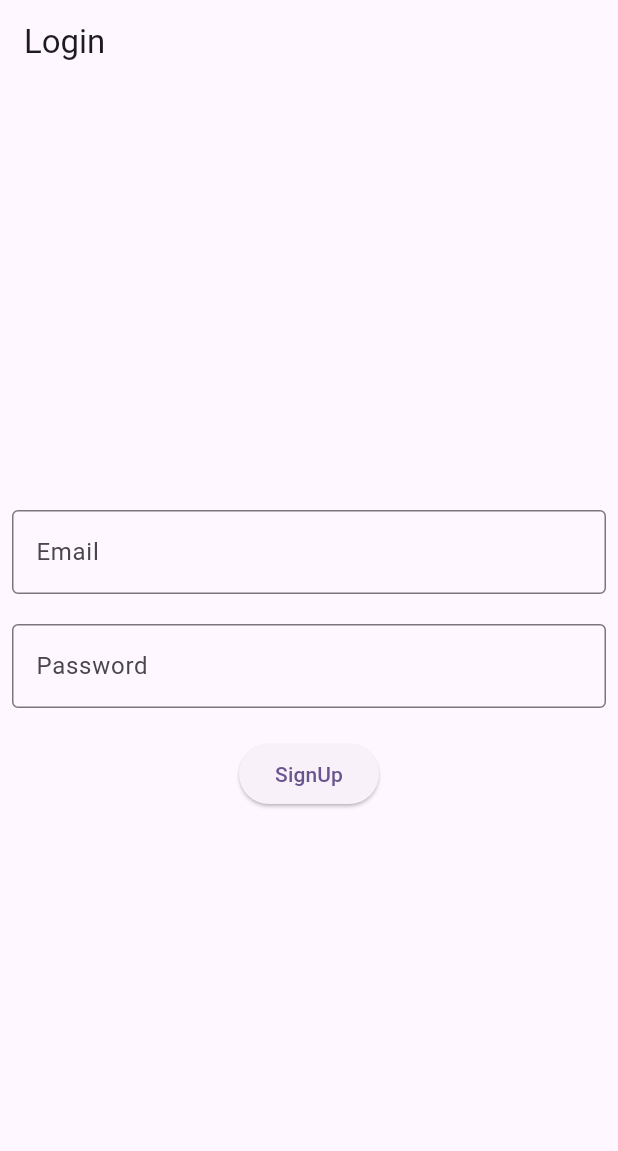
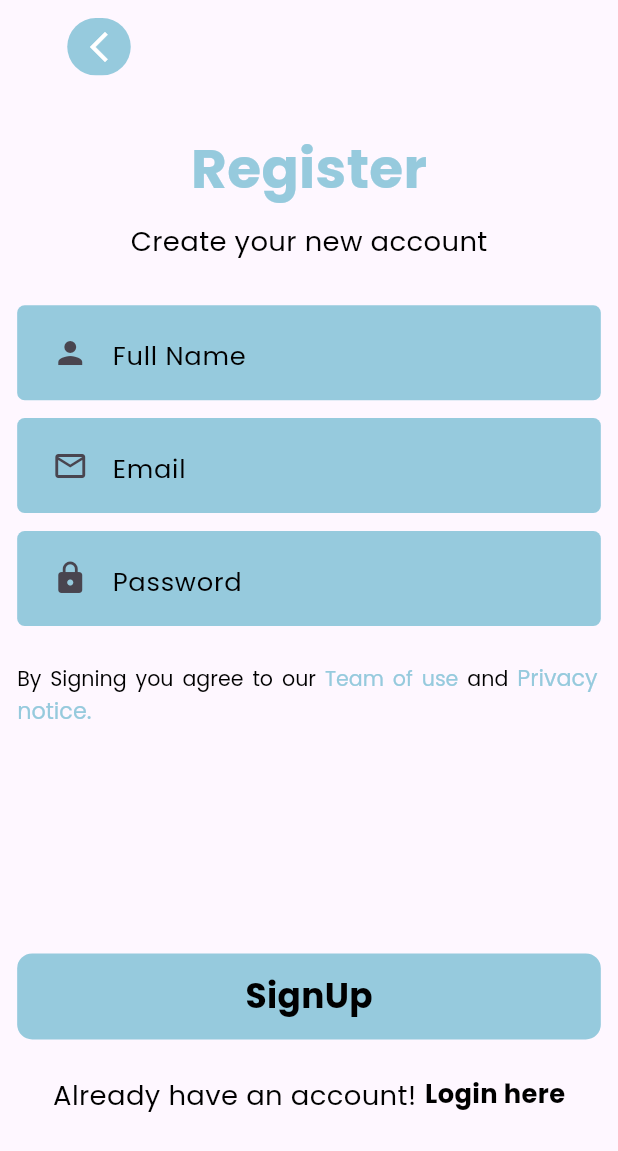
Before and after one commit to sadiqawan/SkinGuard, a Flutter app: the SignupScreen screen opened directly, on a phone screen of 412 x 824 dp. Shown: the top 1151 px of the screen. Run offline on Flutter 3.47's test engine with Material 3 defaults, Android fonts, the phone set to English and light mode, and no system bars; our stand-ins replace cloud_firestore, firebase_auth, firebase_core, flutter_screenutil, get, google_fonts and 1 more; accounts and stored records are empty; network calls fail.

Commit message:
update
auth done

```diff
--- /dev/null
+++ b/lib/componants/custom_back_button.dart
@@ -0,0 +1,32 @@
+import 'package:flutter/material.dart';
+import 'package:flutter_screenutil/flutter_screenutil.dart';
+import 'package:get/get.dart';
+import 'package:test_firebase/constants/const_colors.dart';
+
+class CustomBackButton extends StatelessWidget {
+  const CustomBackButton({
+    super.key,
+  });
+
+  @override
+  Widget build(BuildContext context) {
+    return Container(
+      margin: const EdgeInsets.all(12),
+      height: 32.h,
+      width: 37.w,
+      decoration: BoxDecoration(
+        color: kPriemryColor,
+        borderRadius: BorderRadius.circular(20),
+      ),
+      child: InkWell(
+        onTap: () {
+          Get.back();
+        },
+        child: Icon(
+          Icons.arrow_back_ios_new_outlined,
+          color: kWhit,
+        ),
+      ),
+    );
+  }
+}
--- /dev/null
+++ b/lib/componants/custom_button.dart
@@ -0,0 +1,41 @@
+import 'package:flutter/material.dart';
+import 'package:flutter_screenutil/flutter_screenutil.dart';
+import 'package:test_firebase/constants/const_colors.dart';
+import 'package:test_firebase/constants/const_text_style.dart';
+
+
+class CustomButton extends StatelessWidget {
+  final String title;
+  final double? height;
+  final double? width;
+  final VoidCallback onTap;
+  final Color? color;
+
+  const CustomButton(
+      {super.key,
+      required this.title,
+      this.width,
+      this.height,
+      required this.onTap,
+      this.color});
+
+  @override
+  Widget build(BuildContext context) {
+    return InkWell(
+      onTap: onTap,
+      child: Container(
+        height: height ?? 48.h,
+        width: width ?? double.infinity,
+        decoration: BoxDecoration(
+          color: color ?? kPriemryColor,
+          borderRadius: BorderRadius.circular(10),
+        ),
+        child: Center(
+            child: Text(
+          title,
+          style: kSubTitle2B
+        )),
+      ),
+    );
+  }
+}
--- /dev/null
+++ b/lib/componants/custom_text_feild.dart
@@ -0,0 +1,51 @@
+import 'package:flutter/material.dart';
+import 'package:get/get.dart';
+import 'package:google_fonts/google_fonts.dart';
+import 'package:flutter_screenutil/flutter_screenutil.dart';
+import 'package:test_firebase/constants/const_colors.dart';
+
+class CustomTextFeild extends StatelessWidget {
+  final String hint;
+  final IconData icon;
+  final TextEditingController controller;
+  final TextInputType? keyBordType;
+  final bool? obscureText;
+
+  const CustomTextFeild({
+    required this.hint,
+    required this.controller,
+    required this.icon,
+    super.key,
+    this.keyBordType,
+    this.obscureText,
+  });
+
+  @override
+  Widget build(BuildContext context) {
+    return Container(
+      width: Get.width,
+      height: 53.h,
+      alignment: Alignment.center,
+      padding: EdgeInsets.all(10.sp),
+      decoration: BoxDecoration(
+        color: kPriemryColor,
+        borderRadius: BorderRadius.circular(5),
+      ),
+      child: TextField(
+        obscureText: obscureText ?? false,
+        keyboardType: keyBordType,
+        controller: controller,
+        textAlign: TextAlign.start,
+        decoration: InputDecoration(
+          border: InputBorder.none,
+          hintText: hint,
+          prefixIcon: Icon(icon),
+          hintStyle: GoogleFonts.poppins(
+            fontSize: 15.sp,
+            color: Colors.black,
+          ),
+        ),
+      ),
+    );
+  }
+}
--- /dev/null
+++ b/lib/constants/const_colors.dart
@@ -0,0 +1,6 @@
+ import 'dart:ui';
+
+import 'package:flutter/material.dart';
+
+var kPriemryColor = const Color.fromRGBO(150, 202, 221,1);
+var kWhit =  Colors.white;
--- /dev/null
+++ b/lib/constants/const_text_style.dart
@@ -0,0 +1,30 @@
+import 'package:flutter/material.dart';
+import 'package:flutter_screenutil/flutter_screenutil.dart';
+import 'package:google_fonts/google_fonts.dart';
+import 'const_colors.dart';
+
+var kHeading1 = GoogleFonts.poppins(
+  fontSize: 32.sp,
+  color: Colors.black,
+);
+var kHeading2B = GoogleFonts.poppins(
+  fontSize: 32.sp,
+  fontWeight: FontWeight.w700,
+  color: kPriemryColor,
+);
+var kSubTitle1 = GoogleFonts.poppins(
+  fontSize: 20.sp,
+  color: Colors.black,
+  fontWeight: FontWeight.normal,
+);
+var kSubTitle2B = GoogleFonts.poppins(
+  fontSize: 20.sp,
+  color: Colors.black,
+  fontWeight: FontWeight.bold,
+);
+var kSmallTitle1 = GoogleFonts.poppins(
+  fontSize: 16.sp,
+  color: Colors.black,
+);
+var kSmallTitle1B = GoogleFonts.poppins(
+    fontSize: 16.sp, color: Colors.black, fontWeight: FontWeight.bold);
--- a/lib/ui/auth/signup_view/signup_controller.dart
+++ /dev/null
@@ -1,31 +0,0 @@
-import 'package:firebase_auth/firebase_auth.dart';
-import 'package:flutter/cupertino.dart';
-import 'package:get/get.dart';
-
-import '../login_view/login_screen.dart';
-
-
-class SignupScreenController extends GetxController {
-
-  final TextEditingController emailController = TextEditingController();
-  final TextEditingController passwordController = TextEditingController();
-
-
-  Future<void> signUp() async {
-    try {
-      FirebaseAuth auth = FirebaseAuth.instance;
-      // await auth.signInWithEmailAndPassword(
-      //     email: emailController.text.trim(),
-      //     password: passwordController.text.trim()
-      // );
-      auth.createUserWithEmailAndPassword(email: emailController.text.trim(),
-          password: passwordController.text.trim());
-
-      Get.offAll(const LoginScreen());
-    } catch (e) {
-      print(e.toString());
-    }
-  }
-
-
-}
--- /dev/null
+++ b/lib/ui/auth/signup_view/signup_view.dart
@@ -0,0 +1,124 @@
+import 'package:flutter/material.dart';
+import 'package:flutter_screenutil/flutter_screenutil.dart';
+import 'package:get/get.dart';
+import 'package:test_firebase/constants/const_colors.dart';
+import 'package:test_firebase/constants/const_text_style.dart';
+import '../../../componants/custom_back_button.dart';
+import '../../../componants/custom_button.dart';
+import '../../../componants/custom_text_feild.dart';
+import '../auth_controller.dart';
+import '../login_view/login_view.dart';
+
+class SignupScreen extends StatelessWidget {
+  const SignupScreen({super.key});
+
+  @override
+  Widget build(BuildContext context) {
+    AuthController authController = Get.put(AuthController());
+    return Scaffold(
+      body: SafeArea(
+        child: SingleChildScrollView(
+          child: SizedBox(
+            width: double.infinity,
+            child: Column(
+              crossAxisAlignment: CrossAxisAlignment.center,
+              children: [
+                const Padding(
+                  padding: EdgeInsets.only(right: 280),
+                  child: CustomBackButton(),
+                ),
+                SizedBox(height: 20.h),
+                Text('Register', style: kHeading2B),
+                SizedBox(height: 8.h),
+                Text('Create your new account', style: kSmallTitle1),
+                SizedBox(height: 15.h),
+                Padding(
+                  padding:
+                      EdgeInsets.symmetric(horizontal: 10.w, vertical: 10.h),
+                  child: Column(
+                    children: [
+                      CustomTextFeild(
+                        hint: 'Full Name',
+                        controller: authController.nameC,
+                        icon: Icons.person,
+                      ),
+                      SizedBox(height: 10.h),
+                      CustomTextFeild(
+                        hint: 'Email',
+                        icon: Icons.email_outlined,
+                        controller: authController.emailC,
+                      ),
+                      SizedBox(height: 10.h),
+                      CustomTextFeild(
+                        obscureText: true,
+                        hint: 'Password',
+                        icon: Icons.lock,
+                        controller: authController.passC,
+                      ),
+                      SizedBox(height: 20.h),
+                      RichText(
+                        text: TextSpan(
+                          style: TextStyle(
+                            wordSpacing: 2.sp,
+                          ),
+                          children: [
+                            TextSpan(
+                                text: 'By Signing you agree to our ',
+                                style: kSmallTitle1.copyWith(fontSize: 12.sp)),
+                            TextSpan(
+                                text: 'Team of use ',
+                                style: kSmallTitle1.copyWith(
+                                    fontSize: 12.sp, color: kPriemryColor)),
+                            TextSpan(
+                                text: 'and ',
+                                style: kSmallTitle1.copyWith(fontSize: 12.sp)),
+                            TextSpan(
+                                text: 'Privacy notice.',
+                                style: kSmallTitle1.copyWith(
+                                    fontSize: 13.sp, color: kPriemryColor)),
+                          ],
+                        ),
+                      ),
+                      Padding(
+                          padding: EdgeInsets.only(top: 126.h),
+                          child: Obx(
+                            () => authController.isLoading.value
+                                ? Center(
+                                    child: CircularProgressIndicator(
+                                    color: kPriemryColor,
+                                  ))
+                                : CustomButton(
+                                    title: 'SignUp',
+                                    onTap: () {
+                                      authController.signup();
+                                    },
+                                  ),
+                          )),
+                      SizedBox(
+                        height: 20.h,
+                      ),
+                      Row(
+                        mainAxisAlignment: MainAxisAlignment.center,
+                        children: [
+                          Text('Already have an account!', style: kSmallTitle1),
+                          SizedBox(width: 5.w),
+                          InkWell(
+                            child: Text("Login here",
+                                style: kSubTitle2B.copyWith(fontSize: 15.sp)),
+                            onTap: () {
+                              Get.offAll(() => const LoginScreen());
+                            },
+                          )
+                        ],
+                      ),
+                    ],
+                  ),
+                ),
+              ],
+            ),
+          ),
+        ),
+      ),
+    );
+  }
+}
--- a/lib/ui/auth/signup_view/sigup_screen.dart
+++ /dev/null
@@ -1,51 +0,0 @@
-import 'package:flutter/material.dart';
-import 'package:get/get.dart';
-import 'package:test_firebase/ui/auth/signup_view/signup_controller.dart';
-
-class SignupScreen extends StatelessWidget {
-  const SignupScreen({super.key});
-
-  @override
-  Widget build(BuildContext context) {
-    SignupScreenController signupController = Get.put(SignupScreenController());
-
-    return Scaffold(
-        appBar: AppBar(
-          title: const Text('Login'),
-        ),
-        body: Padding(
-          padding: const EdgeInsets.all(8.0),
-          child: Column(
-            crossAxisAlignment: CrossAxisAlignment.center,
-            mainAxisAlignment: MainAxisAlignment.center,
-            children: [
-              TextField(
-                controller: signupController.emailController,
-                decoration: const InputDecoration(
-                    hintText: 'Email',
-                    labelText: 'Email',
-                    border: OutlineInputBorder()),
-              ),
-              const SizedBox(
-                height: 20,
-              ),
-              TextField(
-                controller: signupController.passwordController,
-                decoration: const InputDecoration(
-                    hintText: 'Password',
-                    labelText: 'Password',
-                    border: OutlineInputBorder()),
-              ),
-              const SizedBox(
-                height: 20,
-              ),
-              ElevatedButton(
-                  onPressed: () {
-                    signupController.signUp();
-                  },
-                  child: const Text('SignUp'))
-            ],
-          ),
-        ));
-  }
-}
```
Also changed, not shown: lib/main.dart (+17 -8 lines), lib/ui/auth/auth_controller.dart (added, +114 -0 lines), lib/ui/auth/login_view/login_screen.dart (deleted, +0 -12 lines), lib/ui/auth/login_view/login_view.dart (added, +128 -0 lines), lib/ui/buttom_nev_views/home_view.dart (added, +10 -0 lines), pubspec.yaml (+6 -3 lines), assets/images/doctor_1.png (added), lib/ui/auth/login_view/login_controller.dart (deleted), pubspec.lock.
